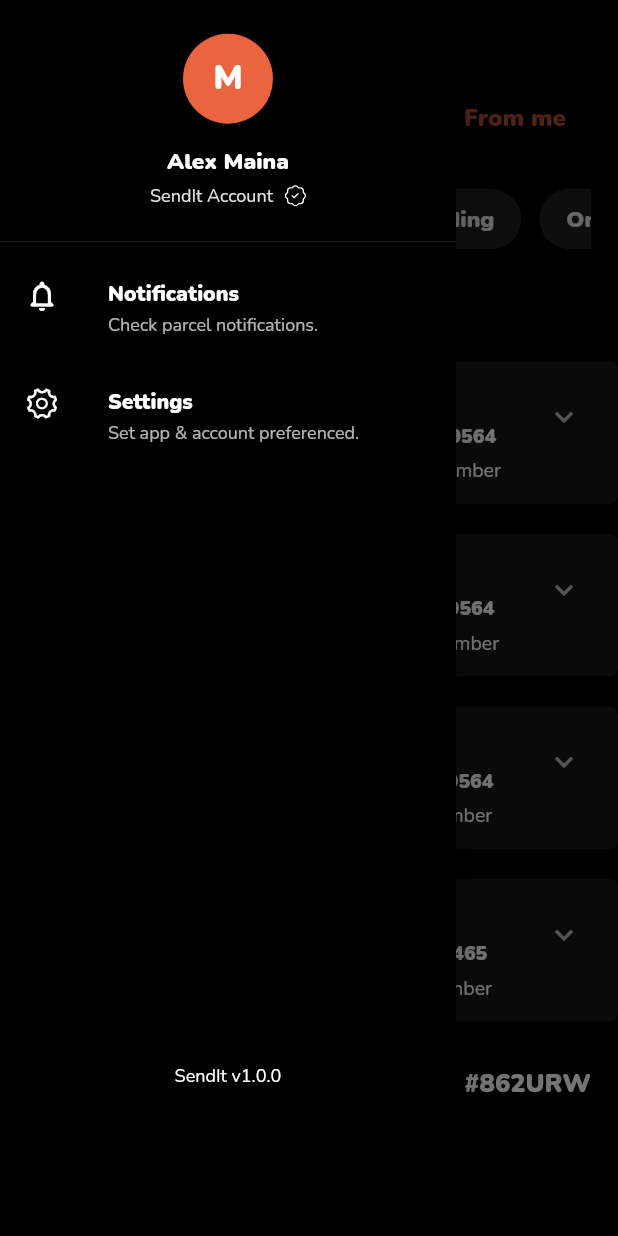
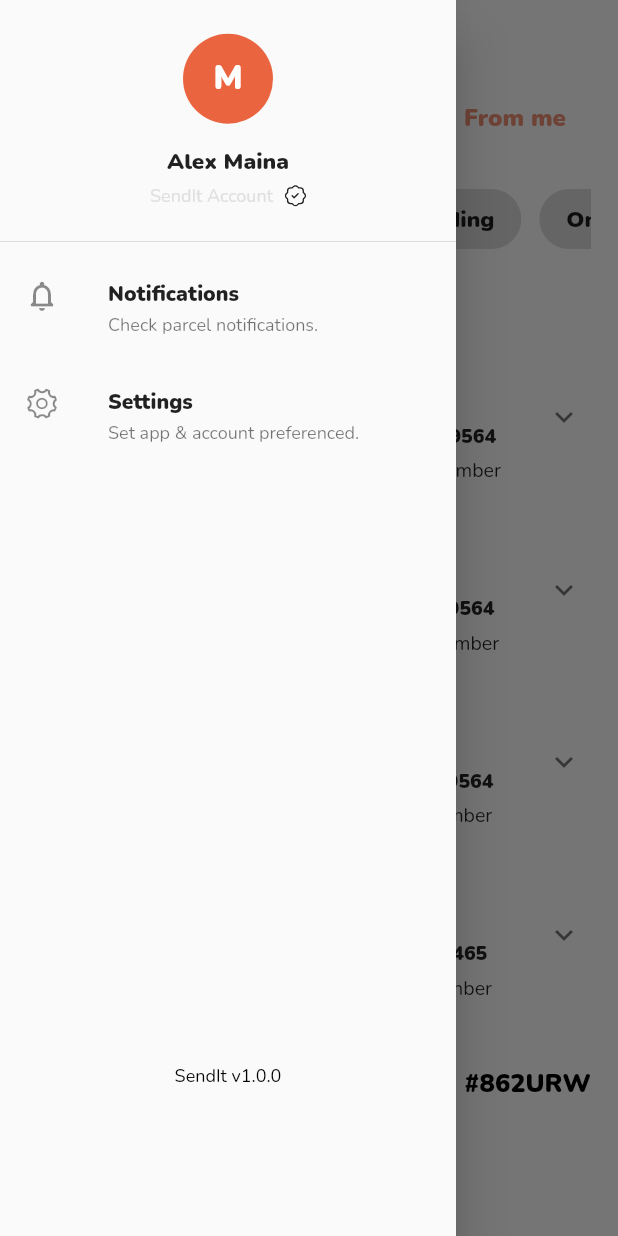
Before and after one commit to Karumaidoi/send-it-Express, a Flutter app: the HomePage screen opened directly, with the side drawer open, on a phone screen of 412 x 824 dp. Run offline on Flutter 3.47's test engine with Material 2 defaults, Android fonts, the phone set to English and light mode, and no system bars; our stand-ins replace another_flushbar, badges, bootstrap_icons, flutter_holo_date_picker, flutter_vector_icons, lottie and 3 more; missing offline and left inert: cupertino_onboarding, flag, launch_review, spring_button; accounts and stored records are empty.

Commit message:
Drawer Refactor

```diff
--- a/lib/main.dart
+++ b/lib/main.dart
@@ -51,7 +51,7 @@ class _MyAppState extends State<MyApp> {
           return MaterialApp(
             debugShowCheckedModeBanner: false,
             title: 'Sendit',
-            theme: Styles.themeData(!themeChangeProvider.darkTheme, context),
+            theme: Styles.themeData(themeChangeProvider.darkTheme, context),
             home: const SplashScreen(),
           );
         });
--- a/lib/view/Home/pages/home_page.dart
+++ b/lib/view/Home/pages/home_page.dart
@@ -1,11 +1,11 @@
 import 'package:bootstrap_icons/bootstrap_icons.dart';
 import 'package:flutter/cupertino.dart';
 import 'package:flutter/material.dart';
-import 'package:sendit/view/Home/pages/user/user_profile.dart';
 import 'package:sendit/widgets/views/all_parcels.dart';
-import 'package:sendit/widgets/views/drawer_list.dart';
 import 'package:sendit/widgets/views/from_me_parcel.dart';
 import 'package:sendit/widgets/views/to_me_parcels.dart';
+
+import '../../../widgets/widget_classes/drawer.dart';
 
 class HomePage extends StatelessWidget {
   const HomePage({super.key});
@@ -16,93 +16,7 @@ class HomePage extends StatelessWidget {
       length: 3,
       child: Scaffold(
         backgroundColor: Theme.of(context).backgroundColor,
-        drawer: Drawer(
-          child: Column(
-            children: [
-              DrawerHeader(
-                padding: const EdgeInsets.all(0),
-                decoration: const BoxDecoration(),
-                child: Container(
-                  width: double.infinity,
-                  color: Colors.transparent,
-                  child: Center(
-                    child: Column(
-                      mainAxisAlignment: MainAxisAlignment.center,
-                      children: [
-                        CircleAvatar(
-                          radius: 30,
-                          backgroundColor: Theme.of(context).primaryColor,
-                          child: const Text(
-                            'M',
-                            style: TextStyle(
-                                fontWeight: FontWeight.bold,
-                                fontSize: 22,
-                                color: Colors.white),
-                          ),
-                        ),
-                        const SizedBox(
-                          height: 15,
-                        ),
-                        const Text(
-                          'Alex Maina',
-                          style: TextStyle(
-                              fontSize: 15, fontWeight: FontWeight.bold),
-                        ),
-                        const SizedBox(
-                          height: 5,
-                        ),
-                        Row(
-                          mainAxisAlignment: MainAxisAlignment.center,
-                          children: [
-                            Text(
-                              'SendIt Account',
-                              style: TextStyle(
-                                fontSize: 12,
-                                color: Theme.of(context).buttonColor,
-                                fontWeight: FontWeight.normal,
-                              ),
-                            ),
-                            const SizedBox(
-                              width: 8,
-                            ),
-                            const Icon(
-                              BootstrapIcons.patch_check,
-                              size: 14,
-                            )
-                          ],
-                        )
-                      ],
-                    ),
-                  ),
-                ),
-              ),
-              DrawerList(
-                callback: () {},
-                icon: const Icon(Icons.notifications_none_rounded),
-                title: 'Notifications',
-                subtitle: 'Check parcel notifications.',
-              ),
-              DrawerList(
-                callback: () {
-                  Navigator.of(context)
-                      .push(CupertinoPageRoute(builder: (context) {
-                    return const SettingsPage();
-                  }));
-                },
-                icon: const Icon(CupertinoIcons.gear),
-                title: 'Settings',
-                subtitle: 'Set app & account preferenced.',
-              ),
-              const Spacer(
-                flex: 4,
-              ),
-              const Text('SendIt v1.0.0'),
-              const Spacer(
-                flex: 1,
-              ),
-            ],
-          ),
-        ),
+        drawer: const DrawerWidget(),
         appBar: AppBar(
           title: const HeaderInfoWidget(),
           leading: Builder(builder: (context) {
--- /dev/null
+++ b/lib/widgets/widget_classes/drawer.dart
@@ -0,0 +1,102 @@
+import 'package:bootstrap_icons/bootstrap_icons.dart';
+import 'package:flutter/cupertino.dart';
+import 'package:flutter/material.dart';
+
+import '../../view/Home/pages/user/user_profile.dart';
+import '../views/drawer_list.dart';
+
+class DrawerWidget extends StatelessWidget {
+  const DrawerWidget({
+    Key? key,
+  }) : super(key: key);
+
+  @override
+  Widget build(BuildContext context) {
+    return Drawer(
+      child: Column(
+        children: [
+          DrawerHeader(
+            padding: const EdgeInsets.all(0),
+            decoration: const BoxDecoration(),
+            child: Container(
+              width: double.infinity,
+              color: Colors.transparent,
+              child: Center(
+                child: Column(
+                  mainAxisAlignment: MainAxisAlignment.center,
+                  children: [
+                    CircleAvatar(
+                      radius: 30,
+                      backgroundColor: Theme.of(context).primaryColor,
+                      child: const Text(
+                        'M',
+                        style: TextStyle(
+                            fontWeight: FontWeight.bold,
+                            fontSize: 22,
+                            color: Colors.white),
+                      ),
+                    ),
+                    const SizedBox(
+                      height: 15,
+                    ),
+                    const Text(
+                      'Alex Maina',
+                      style:
+                          TextStyle(fontSize: 15, fontWeight: FontWeight.bold),
+                    ),
+                    const SizedBox(
+                      height: 5,
+                    ),
+                    Row(
+                      mainAxisAlignment: MainAxisAlignment.center,
+                      children: [
+                        Text(
+                          'SendIt Account',
+                          style: TextStyle(
+                            fontSize: 12,
+                            color: Theme.of(context).buttonColor,
+                            fontWeight: FontWeight.normal,
+                          ),
+                        ),
+                        const SizedBox(
+                          width: 8,
+                        ),
+                        const Icon(
+                          BootstrapIcons.patch_check,
+                          size: 14,
+                        )
+                      ],
+                    )
+                  ],
+                ),
+              ),
+            ),
+          ),
+          DrawerList(
+            callback: () {},
+            icon: const Icon(Icons.notifications_none_rounded),
+            title: 'Notifications',
+            subtitle: 'Check parcel notifications.',
+          ),
+          DrawerList(
+            callback: () {
+              Navigator.of(context).push(CupertinoPageRoute(builder: (context) {
+                return const SettingsPage();
+              }));
+            },
+            icon: const Icon(CupertinoIcons.gear),
+            title: 'Settings',
+            subtitle: 'Set app & account preferenced.',
+          ),
+          const Spacer(
+            flex: 4,
+          ),
+          const Text('SendIt v1.0.0'),
+          const Spacer(
+            flex: 1,
+          ),
+        ],
+      ),
+    );
+  }
+}
```
